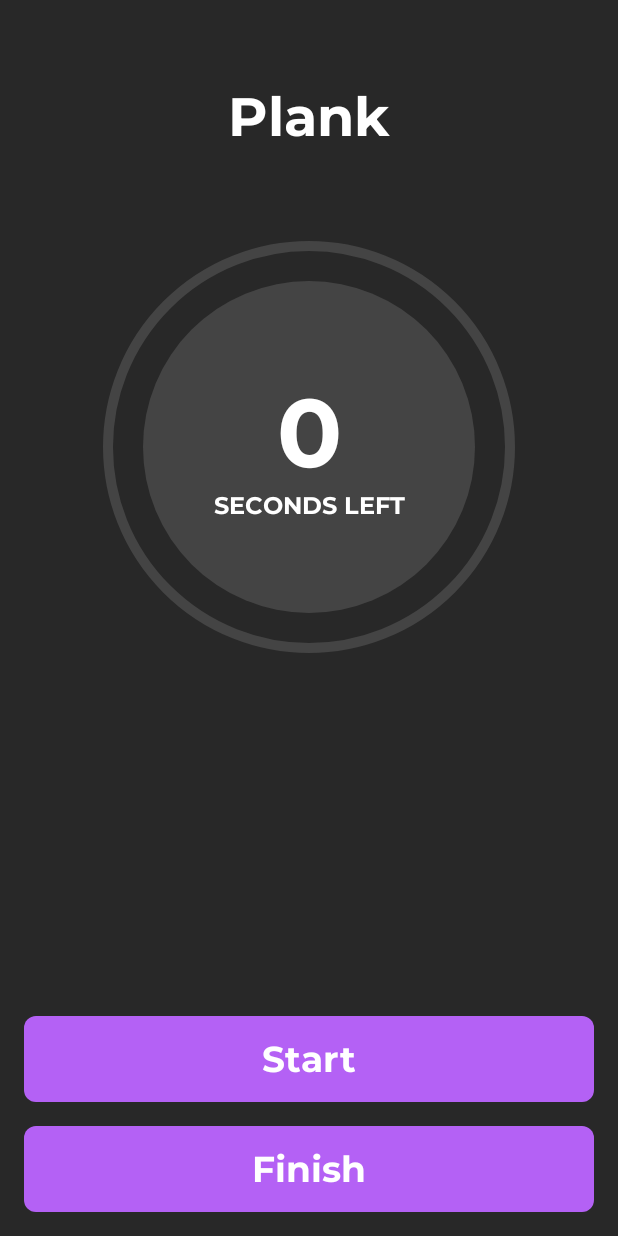
After one commit to Max-Andersen/Super-Fit, an Android app built with Jetpack Compose: the ExerciseScreen screen opened through its navigation route, on a phone screen of 412 x 824 dp. The commit adds this screen. Run offline under Robolectric (Android 15) with nearby library versions, the phone set to English and light mode, and no system bars; our stand-ins replace livedata-compose.

Commit message:
working(not mvi) exercise screen with plank timer function(little bug with tick image)

```diff
--- a/app/build.gradle
+++ b/app/build.gradle
@@ -59,6 +59,8 @@ dependencies {
     implementation 'androidx.compose.ui:ui-graphics'
     implementation 'androidx.compose.ui:ui-tooling-preview'
     implementation 'androidx.compose.material3:material3'
+    //implementation "androidx.compose.material:material-icons-extended:1.4.6"
+
     implementation 'androidx.core:core-ktx:1.10.0'
     testImplementation 'junit:junit:4.13.2'
     androidTestImplementation 'androidx.test.ext:junit:1.1.5'
--- a/app/src/main/java/com/example/superfitcompose/MainActivity.kt
+++ b/app/src/main/java/com/example/superfitcompose/MainActivity.kt
@@ -14,6 +14,7 @@ import com.example.superfitcompose.ui.Routes
 import com.example.superfitcompose.ui.auth.code.EnterCodeScreen
 import com.example.superfitcompose.ui.auth.login.LoginScreen
 import com.example.superfitcompose.ui.auth.register.RegisterScreen
+import com.example.superfitcompose.ui.exercise.ExerciseScreen
 import com.example.superfitcompose.ui.theme.SuperFitComposeTheme
 
 class MainActivity : ComponentActivity() {
@@ -23,13 +24,14 @@ class MainActivity : ComponentActivity() {
             SuperFitComposeTheme {
 
                 val navController = rememberNavController()
-                NavHost(navController = navController, startDestination = Routes.LOGIN) {
+                NavHost(navController = navController, startDestination = Routes.EXERCISE) {
                     composable(Routes.LOGIN) { LoginScreen(navController = navController) }
                     composable(Routes.ENTER_PASSWORD + "/{email}") { navBackStack ->
                         val enteredEmail = navBackStack.arguments?.getString("email")!!
                         EnterCodeScreen(email = enteredEmail, navController = navController)
                     }
                     composable(Routes.REGISTER) { RegisterScreen(navController = navController) }
+                    composable(Routes.EXERCISE) { ExerciseScreen(navController = navController) }
                 }
 
             }
--- a/app/src/main/java/com/example/superfitcompose/ui/Routes.kt
+++ b/app/src/main/java/com/example/superfitcompose/ui/Routes.kt
@@ -4,4 +4,5 @@ object Routes {
     const val LOGIN = "login_screen"
     const val ENTER_PASSWORD = "enter_password_screen"
     const val REGISTER = "register_screen"
+    const val EXERCISE = "exercise_screen"
 }
--- /dev/null
+++ b/app/src/main/java/com/example/superfitcompose/ui/exercise/Controllers.kt
@@ -0,0 +1,70 @@
+package com.example.superfitcompose.ui.exercise
+
+import androidx.compose.foundation.background
+import androidx.compose.foundation.clickable
+import androidx.compose.foundation.layout.Arrangement
+import androidx.compose.foundation.layout.Box
+import androidx.compose.foundation.layout.Column
+import androidx.compose.foundation.layout.Spacer
+import androidx.compose.foundation.layout.fillMaxSize
+import androidx.compose.foundation.layout.fillMaxWidth
+import androidx.compose.foundation.layout.padding
+import androidx.compose.foundation.layout.size
+import androidx.compose.foundation.shape.RoundedCornerShape
+import androidx.compose.material3.MaterialTheme
+import androidx.compose.material3.Text
+import androidx.compose.runtime.Composable
+import androidx.compose.ui.Alignment
+import androidx.compose.ui.Modifier
+import androidx.compose.ui.graphics.Color
+import androidx.compose.ui.res.stringResource
+import androidx.compose.ui.unit.dp
+import com.example.superfitcompose.R
+
+@Composable
+fun Controllers(
+    isPaused: Boolean,
+    onPause: () -> Unit,
+    onStart: () -> Unit,
+    onStop: () -> Unit
+) {
+    Column(
+        modifier = Modifier
+            .fillMaxSize()
+            .padding(start = 16.dp, end = 16.dp, bottom = 16.dp),
+        verticalArrangement = Arrangement.Bottom
+    ) {
+        if (isPaused) {
+            Button(onClick = onStart, text = R.string.start_exercise)
+            Spacer(modifier = Modifier.size(16.dp))
+            Button(onClick = onStop, text = R.string.finish_exercise)
+        } else {
+            Button(onClick = onPause, text = R.string.pause_exercise)
+        }
+    }
+}
+
+
+@Composable
+internal fun Button(
+    onClick: () -> Unit,
+    text: Int
+) {
+    Box(
+        modifier = Modifier
+            .fillMaxWidth()
+            .background(MaterialTheme.colorScheme.surface, shape = RoundedCornerShape(8.dp))
+            .clickable {
+                onClick()
+            },
+    ) {
+        Text(
+            text = stringResource(id = text),
+            style = MaterialTheme.typography.headlineSmall,
+            color = Color.White,
+            modifier = Modifier
+                .align(alignment = Alignment.Center)
+                .padding(top = 14.dp, bottom = 14.dp)
+        )
+    }
+}
--- /dev/null
+++ b/app/src/main/java/com/example/superfitcompose/ui/exercise/ExerciseIntent.kt
@@ -0,0 +1,5 @@
+package com.example.superfitcompose.ui.exercise
+
+sealed class ExerciseIntent{
+
+}
--- /dev/null
+++ b/app/src/main/java/com/example/superfitcompose/ui/exercise/ExerciseScreen.kt
@@ -0,0 +1,177 @@
+package com.example.superfitcompose.ui.exercise
+
+import androidx.compose.animation.core.animateFloatAsState
+import androidx.compose.animation.core.tween
+import androidx.compose.foundation.Image
+import androidx.compose.foundation.background
+import androidx.compose.foundation.layout.Arrangement
+import androidx.compose.foundation.layout.Box
+import androidx.compose.foundation.layout.Column
+import androidx.compose.foundation.layout.aspectRatio
+import androidx.compose.foundation.layout.fillMaxSize
+import androidx.compose.foundation.layout.fillMaxWidth
+import androidx.compose.foundation.layout.padding
+import androidx.compose.foundation.shape.CircleShape
+import androidx.compose.material3.MaterialTheme
+import androidx.compose.material3.Text
+import androidx.compose.runtime.Composable
+import androidx.compose.runtime.getValue
+import androidx.compose.runtime.livedata.observeAsState
+import androidx.compose.ui.Alignment
+import androidx.compose.ui.Modifier
+import androidx.compose.ui.draw.clip
+import androidx.compose.ui.draw.drawBehind
+import androidx.compose.ui.graphics.Color
+import androidx.compose.ui.graphics.StrokeCap
+import androidx.compose.ui.graphics.drawscope.Stroke
+import androidx.compose.ui.res.painterResource
+import androidx.compose.ui.res.stringResource
+import androidx.compose.ui.text.style.TextAlign
+import androidx.compose.ui.tooling.preview.Preview
+import androidx.compose.ui.unit.dp
+import androidx.compose.ui.unit.sp
+import androidx.lifecycle.viewmodel.compose.viewModel
+import androidx.navigation.NavController
+import androidx.navigation.compose.rememberNavController
+import com.example.superfitcompose.R
+import com.example.superfitcompose.ui.theme.SuperFitComposeTheme
+
+
+@Composable
+fun ExerciseScreen(navController: NavController, viewModel: TimerViewModel = viewModel()) {
+    SuperFitComposeTheme {
+        val screenState by viewModel.getScreenState().observeAsState(ExerciseViewState())
+
+        Box(
+            modifier = Modifier
+                .fillMaxSize()
+                .background(MaterialTheme.colorScheme.secondary),
+            contentAlignment = Alignment.Center
+        ) {
+            Column {
+                Text(
+                    text = "Plank",
+                    style = MaterialTheme.typography.headlineMedium,
+                    textAlign = TextAlign.Center,
+                    modifier = Modifier
+                        .fillMaxWidth()
+                        .padding(top = 56.dp)
+                )
+                ExerciseCounter(
+                    screenState.counter,
+                    if (screenState.beginCounterValue == 0) 1 else screenState.beginCounterValue,
+                    screenState.finished
+                )
+
+                Controllers(
+                    screenState.pause,
+                    onPause = { viewModel.pause() },
+                    onStart = { viewModel.start() },
+                    onStop = { viewModel.stop() }
+                )
+            }
+        }
+    }
+}
+
+@Composable
+fun ExerciseCounter(
+    counter: Int,
+    counterBeginValue: Int,
+    finished: Boolean,
+) {
+
+    val progressAngle by animateFloatAsState(
+        targetValue = 360f / counterBeginValue.toFloat() * counter,
+        animationSpec = tween(500)
+    )
+
+    Box(
+        modifier = Modifier
+            .fillMaxWidth()
+            .padding(start = 72.dp, end = 72.dp, top = 64.dp)
+            .aspectRatio(1f)
+    ) {
+        ExerciseProgress(counter, finished)
+        CircleProgress(angle = progressAngle)
+    }
+}
+
+@Composable
+fun ExerciseProgress(
+    counter: Int,
+    finished: Boolean,
+) {
+    Column(
+        modifier = Modifier
+            .fillMaxSize()
+            .padding(23.dp)
+            .background(color = Color.DarkGray, shape = CircleShape)
+            .clip(CircleShape),
+        horizontalAlignment = Alignment.CenterHorizontally,
+        verticalArrangement = Arrangement.Center
+    ) {
+        if (finished) {
+            if (counter <= 0) {
+                Image(
+                    painter = painterResource(id = R.drawable.complete_tick),
+                    contentDescription = null,
+                )
+            } else {
+                Text(
+                    text = "$counter times are missing.\n" +
+                            "You can do it better!",
+                    style = MaterialTheme.typography.headlineSmall,
+                    textAlign = TextAlign.Center
+                )
+            }
+        } else {
+            Text(
+                text = "$counter",
+                style = MaterialTheme.typography.headlineLarge,
+            )
+            Text(
+                text = stringResource(id = R.string.exercise_seconds_left),
+                style = MaterialTheme.typography.headlineSmall,
+                fontSize = 16.sp
+            )
+        }
+
+    }
+}
+
+
+@Composable
+internal fun CircleProgress(
+    angle: Float,
+) {
+    Box(
+        modifier = Modifier
+            .padding()
+            .fillMaxSize()
+            .aspectRatio(1f)
+            .drawBehind {
+                drawArc(
+                    color = Color.DarkGray,
+                    startAngle = 0f,
+                    sweepAngle = 360f,
+                    useCenter = false,
+                    style = Stroke(width = 10f)
+                )
+                drawArc(
+                    color = Color(0xFFB461F5),
+                    startAngle = -90f,
+                    sweepAngle = angle,
+                    useCenter = false,
+                    style = Stroke(width = 10f, cap = StrokeCap.Round)
+                )
+            }
+    )
+}
+
+
+@Preview
+@Composable
+fun ExerciseScreenPreview() {
+    ExerciseScreen(navController = rememberNavController())
+}
--- /dev/null
+++ b/app/src/main/java/com/example/superfitcompose/ui/exercise/ExerciseViewState.kt
@@ -0,0 +1,13 @@
+package com.example.superfitcompose.ui.exercise
+
+import kotlinx.coroutines.flow.MutableStateFlow
+import kotlinx.coroutines.flow.StateFlow
+
+data class ExerciseViewState(
+    val pause: Boolean = true,
+
+    val finished: Boolean = false,
+
+    val counter: Int = 0,
+    val beginCounterValue: Int = 0,
+)
--- a/app/src/main/java/com/example/superfitcompose/ui/theme/Color.kt
+++ b/app/src/main/java/com/example/superfitcompose/ui/theme/Color.kt
@@ -6,6 +6,9 @@ val LightPurple = Color(0xFFBB86FC)
 val Background = Color(0xFF282828)
 val OnBackground = Color(0xFFC6C6C6)
 
+
+val Surface = Color(0xFFB461F5)
+
 val Purple80 = Color(0xFFD0BCFF)
 val PurpleGrey80 = Color(0xFFCCC2DC)
 val Pink80 = Color(0xFFEFB8C8)
--- a/app/src/main/java/com/example/superfitcompose/ui/theme/Theme.kt
+++ b/app/src/main/java/com/example/superfitcompose/ui/theme/Theme.kt
@@ -16,7 +16,8 @@ private val ColorScheme = lightColorScheme(
     primary = LightPurple,
     onPrimary = White,
     secondary = Background,
-    onSecondary = OnBackground
+    onSecondary = OnBackground,
+    surface = Surface
 
     /* Other default colors to override
     background = Color(0xFFFFFBFE),
--- /dev/null
+++ b/app/src/main/res/drawable/complete_tick.xml
@@ -0,0 +1,12 @@
+<vector xmlns:android="http://schemas.android.com/apk/res/android"
+    android:width="131dp"
+    android:height="95dp"
+    android:viewportWidth="131"
+    android:viewportHeight="95">
+  <path
+      android:pathData="M8,44L47.5,83.5L122.5,8.5"
+      android:strokeWidth="16"
+      android:fillColor="#00000000"
+      android:strokeColor="#B461F5"
+      android:strokeLineCap="round"/>
+</vector>
--- a/app/src/main/res/values/strings.xml
+++ b/app/src/main/res/values/strings.xml
@@ -7,4 +7,12 @@
     <string name="email">Email</string>
     <string name="code">Code</string>
     <string name="repeat_code">RepeatCode</string>
+
+
+    <string name="finish_exercise">Finish</string>
+    <string name="pause_exercise">Pause</string>
+    <string name="start_exercise">Start</string>
+    <string name="go_home">Go Home</string>
+    <string name="exercise_seconds_left">SECONDS LEFT</string>
+
 </resources>
```
Also changed, not shown: app/src/main/java/com/example/superfitcompose/ui/exercise/ExerciseViewModel.kt (added, +94 -0 lines).
